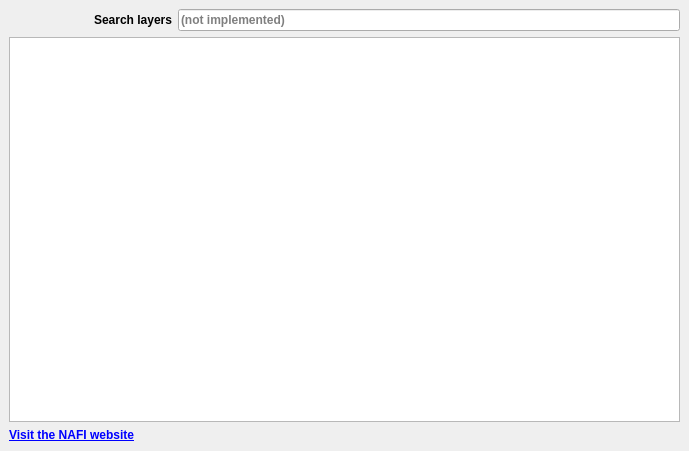
Before: the Qt Designer form nafi/nafi_dockwidget_base.ui in nafi-org/nafi-qgis, drawn with Qt 5.
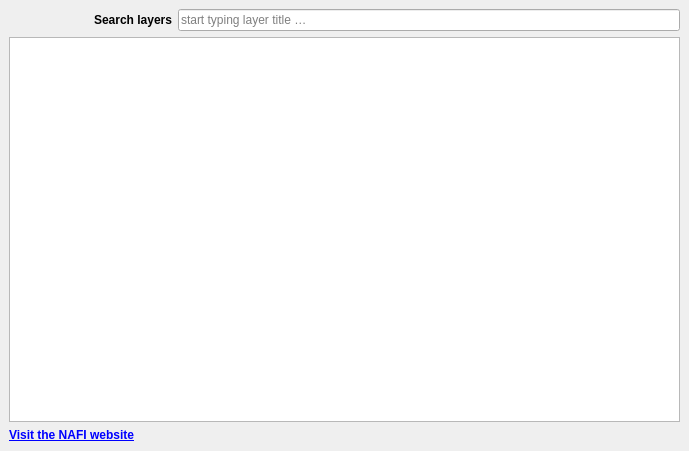
After: the same form once the commit is applied.

Commit message: resolved issues with search, correct sort order of layers, remove duplicate layers from grouping (NAF-12)

What changed in the file:
```diff
--- a/nafi/nafi_dockwidget_base.ui
+++ b/nafi/nafi_dockwidget_base.ui
@@ -23,8 +23,14 @@
    <layout class="QGridLayout" name="gridLayout">
     <item row="0" column="1" colspan="3">
      <widget class="QLineEdit" name="lineEdit">
+      <property name="font">
+       <font>
+        <weight>50</weight>
+        <bold>false</bold>
+       </font>
+      </property>
       <property name="placeholderText">
-       <string>(not implemented)</string>
+       <string>start typing layer title …</string>
       </property>
      </widget>
     </item>
```
The commit also changes 12 other files.
